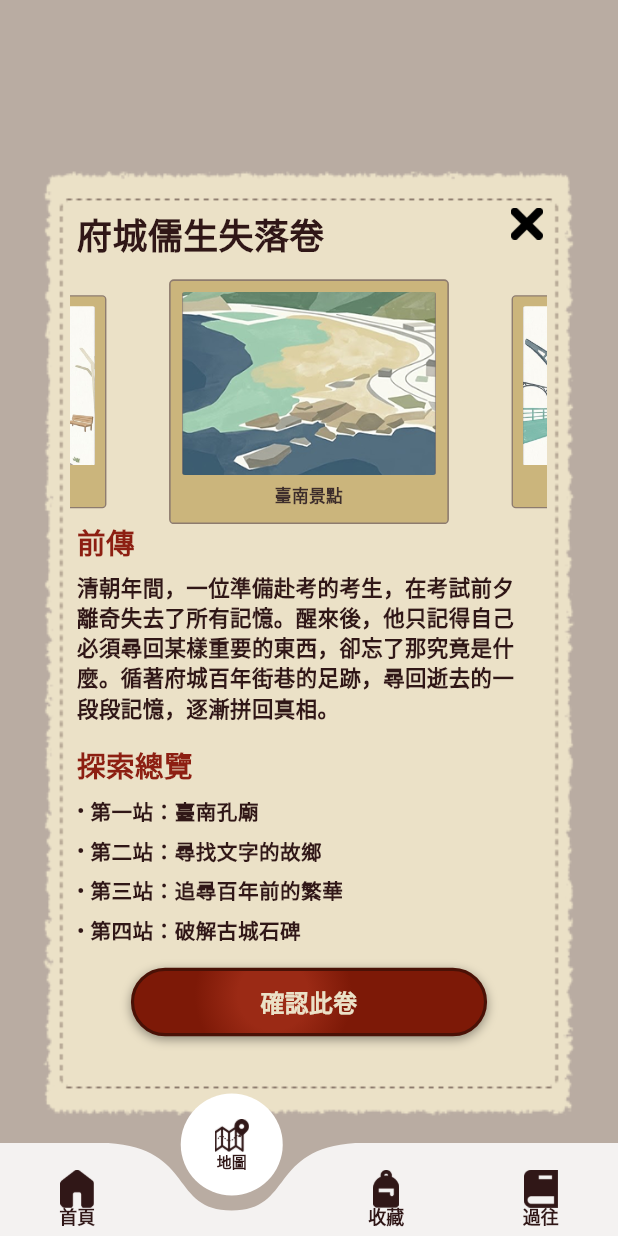
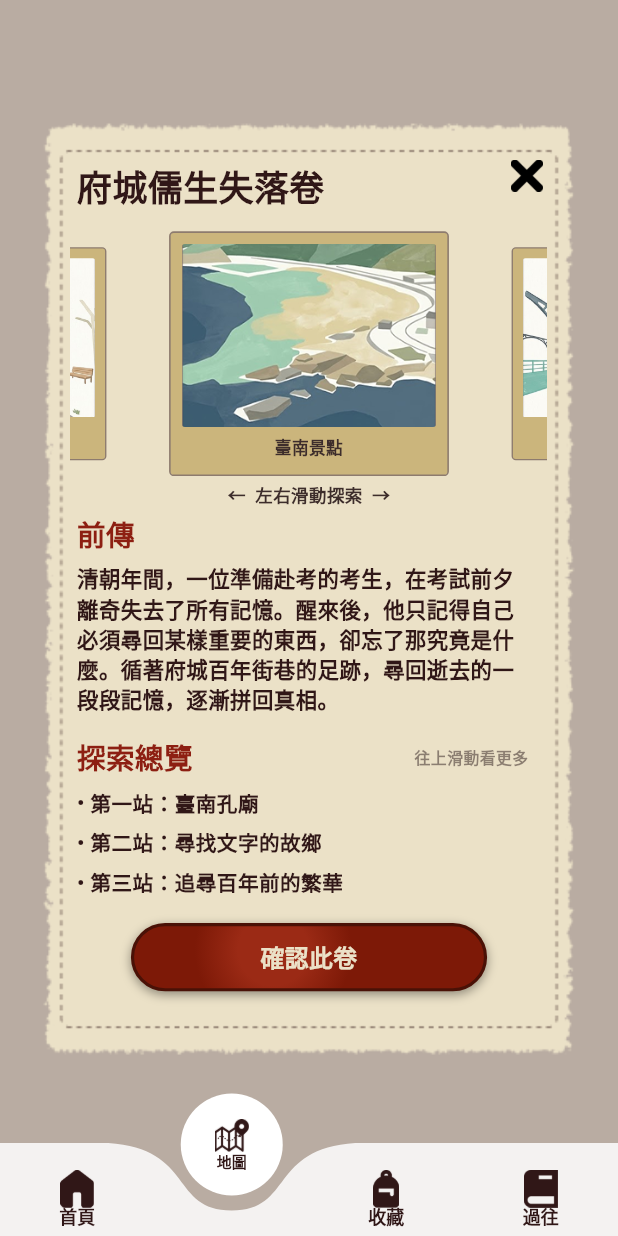
Before and after one commit to 1111034009/PlayTaiwan-front, a Flutter app: the ScriptDetailPage screen opened directly, on a phone screen of 412 x 824 dp. Run offline on Flutter 3.47's test engine with Material 3 defaults, Android fonts, the phone set to English and light mode, and no system bars; drawn by our look-alikes of curved_navigation_bar, flutter_carousel_widget; our stand-ins replace google_fonts; Roboto replaces fonts that are missing (Kaisei Haruno Umi, KaiseiHarunoUmi).

Commit message:
其餘畫面調整 bug修正

```diff
--- a/lib/block/story_task_popup.dart
+++ b/lib/block/story_task_popup.dart
@@ -150,7 +150,7 @@ class StoryTaskPopup extends StatelessWidget {
               ),
             ),
 
-            const SizedBox(height: 10),
+            const SizedBox(height: 30),
           ],
         ),
       ),
--- a/lib/pages/choose_script_page.dart
+++ b/lib/pages/choose_script_page.dart
@@ -134,7 +134,7 @@ class _ChooseScriptPageState extends State<ChooseScriptPage> {
                                 padding: const EdgeInsets.only(
                                   left: 15,
                                   right: 15,
-                                  top: 30,
+                                  top: 50,
                                   bottom: 75,
                                 ),
                                 children: [
--- a/lib/pages/script_detail_page.dart
+++ b/lib/pages/script_detail_page.dart
@@ -7,10 +7,6 @@ import '../core/app_colors.dart';
 import '../block/navigationbar.dart';
 import 'choose_script_page.dart';
 import 'story_play_page.dart';
-
-// ============================================================
-// 頁面配色
-// ============================================================
 
 const Color _pageColor = AppColors.background;
 const Color _darkBrown = AppColors.darkBrown;
@@ -25,10 +21,6 @@ const Color _buttonOuter = AppColors.primary;
 
 const Color _sectionRed = AppColors.primaryAccent;
 
-// ============================================================
-// 劇本詳細頁
-// ============================================================
-
 class ScriptDetailPage extends StatefulWidget {
   final String title;
 
@@ -39,11 +31,9 @@ class ScriptDetailPage extends StatefulWidget {
 }
 
 class _ScriptDetailPageState extends State<ScriptDetailPage> {
-  // 固定設計畫布尺寸
   static const double designWidth = 360;
   static const double designHeight = 640;
 
-  // 整體內容稍微放大
   static const double contentScale = 1.06;
 
   int currentIndex = 1;
@@ -51,7 +41,6 @@ class _ScriptDetailPageState extends State<ScriptDetailPage> {
   bool buttonHovering = false;
   bool buttonPressing = false;
 
-  // 圖片輪播素材
   static const List<String> photoAssets = [
     'img/home_trip.png',
     'img/home_gogo.png',
@@ -62,7 +51,6 @@ class _ScriptDetailPageState extends State<ScriptDetailPage> {
   void initState() {
     super.initState();
 
-    // 設定系統狀態列與底部系統導覽列顏色
     SystemChrome.setSystemUIOverlayStyle(
       const SystemUiOverlayStyle(
         statusBarColor: _pageColor,
@@ -74,7 +62,6 @@ class _ScriptDetailPageState extends State<ScriptDetailPage> {
     );
   }
 
-  // 統一使用 Kaisei Haruno Umi 字體
   TextStyle kaisei({
     double size = 16,
     FontWeight weight = FontWeight.w400,
@@ -87,7 +74,6 @@ class _ScriptDetailPageState extends State<ScriptDetailPage> {
     );
   }
 
-  // 返回劇本選擇頁
   void backToChooseScript() {
     Navigator.pushReplacement(
       context,
@@ -108,10 +94,9 @@ class _ScriptDetailPageState extends State<ScriptDetailPage> {
       backgroundColor: _pageColor,
       extendBody: true,
 
-      // ========================================================
-      // 主內容區
-      // ========================================================
-      body: Center(
+      body: Transform.translate(
+        offset: const Offset(0, -32),
+        child: Center(
           child: FittedBox(
             fit: BoxFit.contain,
             alignment: Alignment.center,
@@ -119,7 +104,6 @@ class _ScriptDetailPageState extends State<ScriptDetailPage> {
               width: designWidth,
               height: designHeight,
               child: Transform.scale(
-              // 整個劇本區塊以中心點放大，保持水平與垂直置中
                 scale: contentScale,
                 alignment: Alignment.center,
                 child: SizedBox(
@@ -128,28 +112,19 @@ class _ScriptDetailPageState extends State<ScriptDetailPage> {
                   child: Stack(
                     clipBehavior: Clip.none,
                     children: [
-                    // ==================================================
-                    // 頁面背景
-                    // ==================================================
                       Positioned.fill(child: Container(color: _pageColor)),
 
-                    // ==================================================
-                    // 長紙張背景
-                    // ==================================================
                       Positioned(
                         left: 12,
                         top: 37,
                         width: 336,
-                      height: 598,
+                        height: 590,
                         child: Image.asset(
                           'img/long_papper.png',
                           fit: BoxFit.fill,
                         ),
                       ),
 
-                    // ==================================================
-                    // 劇本標題
-                    // ==================================================
                       Positioned(
                         left: 34,
                         right: 82,
@@ -166,18 +141,12 @@ class _ScriptDetailPageState extends State<ScriptDetailPage> {
                         ),
                       ),
 
-                    // ==================================================
-                    // 右上角關閉按鈕
-                    // ==================================================
                       Positioned(
                         right: 28,
                         top: 57,
                         child: _CloseButton(onTap: backToChooseScript),
                       ),
 
-                    // ==================================================
-                    // 圖片輪播
-                    // ==================================================
                       Positioned(
                         left: 30,
                         top: 107,
@@ -204,26 +173,36 @@ class _ScriptDetailPageState extends State<ScriptDetailPage> {
                           }).toList(),
                         ),
                       ),
-
-                    // ==================================================
-                    // 劇本內容區
-                    // ==================================================
+                      Positioned(
+                        left: 0,
+                        right: 0,
+                        top: 265,
+                        child: Text(
+                          '←  左右滑動探索  →',
+                          textAlign: TextAlign.center,
+                          style: kaisei(
+                            size: 11,
+                            weight: FontWeight.w700,
+                            color: _darkBrown,
+                          ),
+                        ),
+                      ),
                       Positioned(
                         left: 34,
                         right: 34,
-                      top: 260,
+                        top: 285,
                         bottom: 112,
                         child: ScrollConfiguration(
                           behavior: const _NoScrollbarScrollBehavior(),
                           child: SingleChildScrollView(
                             physics: const BouncingScrollPhysics(),
-                          padding: const EdgeInsets.only(right: 8, bottom: 14),
+                            padding: const EdgeInsets.only(
+                              right: 8,
+                              bottom: 14,
+                            ),
                             child: Column(
                               crossAxisAlignment: CrossAxisAlignment.start,
                               children: [
-                              // ==================================================
-                              // 前傳
-                              // ==================================================
                                 Text(
                                   '前傳',
                                   style: kaisei(
@@ -246,9 +225,8 @@ class _ScriptDetailPageState extends State<ScriptDetailPage> {
 
                                 const SizedBox(height: 14),
 
-                              // ==================================================
-                              // 探索總覽
-                              // ==================================================
+                                Row(
+                                  children: [
                                     Text(
                                       '探索總覽',
                                       style: kaisei(
@@ -257,66 +235,58 @@ class _ScriptDetailPageState extends State<ScriptDetailPage> {
                                         color: _sectionRed,
                                       ),
                                     ),
+                                    const Spacer(),
+                                    Text(
+                                      '往上滑動看更多',
+                                      textAlign: TextAlign.center,
+                                      style: kaisei(
+                                        size: 10,
+                                        weight: FontWeight.w700,
+                                        color: _darkBrown.withValues(
+                                          alpha: 0.55,
+                                        ),
+                                      ),
+                                    ),
+                                  ],
+                                ),
 
                                 const SizedBox(height: 6),
-
-                              // ==================================================
-                              // 第一站
-                              // ==================================================
                                 _ChapterItem(
                                   number: '第一站',
                                   title: '臺南孔廟',
                                   kaisei: kaisei,
                                 ),
 
-                              // ==================================================
-                              // 第二站
-                              // ==================================================
                                 _ChapterItem(
                                   number: '第二站',
                                   title: '尋找文字的故鄉',
                                   kaisei: kaisei,
                                 ),
 
-                              // ==================================================
-                              // 第三站
-                              // ==================================================
                                 _ChapterItem(
                                   number: '第三站',
                                   title: '追尋百年前的繁華',
                                   kaisei: kaisei,
                                 ),
 
-                              // ==================================================
-                              // 第四站
-                              // ==================================================
                                 _ChapterItem(
                                   number: '第四站',
                                   title: '破解古城石碑',
                                   kaisei: kaisei,
                                 ),
 
-                              // ==================================================
-                              // 第五站
-                              // ==================================================
                                 _ChapterItem(
                                   number: '第五站',
                                   title: '尋找失落記憶',
                                   kaisei: kaisei,
                                 ),
 
-                              // ==================================================
-                              // 第六站
-                              // ==================================================
                                 _ChapterItem(
                                   number: '第六站',
                                   title: '解開最後謎題',
                                   kaisei: kaisei,
                                 ),
 
-                              // ==================================================
-                              // 第七站
-                              // ==================================================
                                 _ChapterItem(
                                   number: '第七站',
                                   title: '回到故事最初的地方',
@@ -330,48 +300,37 @@ class _ScriptDetailPageState extends State<ScriptDetailPage> {
                         ),
                       ),
 
-                    // ==================================================
-                    // 底部確認按鈕
-                    // ==================================================
                       Positioned(
                         left: 0,
                         right: 0,
-                      bottom: 57,
+                        bottom: 55,
                         child: Center(
                           child: _ConfirmButton(
                             text: '確認此卷',
                             hovering: buttonHovering,
                             pressing: buttonPressing,
 
-                          // 滑鼠移入
                             onHoverEnter: () {
                               setState(() {
                                 buttonHovering = true;
                               });
                             },
-
-                          // 滑鼠移出
                             onHoverExit: () {
                               setState(() {
                                 buttonHovering = false;
                               });
                             },
-
-                          // 按下按鈕
                             onPress: () {
                               setState(() {
                                 buttonPressing = true;
                               });
                             },
 
-                          // 放開按鈕
                             onRelease: () {
                               setState(() {
                                 buttonPressing = false;
                               });
                             },
-
-                          // 點擊確認
                             onTap: confirmScript,
                             kaisei: kaisei,
                           ),
@@ -384,18 +343,12 @@ class _ScriptDetailPageState extends State<ScriptDetailPage> {
             ),
           ),
         ),
+      ),
 
-      // ============================================================
-      // 底部導覽列
-      // ============================================================
       bottomNavigationBar: AppNavigationBar(currentIndex: currentIndex),
     );
   }
 }
-
-// ============================================================
-// 圖片卡片
-// ============================================================
 
 class _PolaroidPhoto extends StatelessWidget {
   final String assetPath;
@@ -418,7 +371,6 @@ class _PolaroidPhoto extends StatelessWidget {
       ),
       child: Column(
         children: [
-          // 圖片
           Expanded(
             child: ClipRRect(
               borderRadius: BorderRadius.circular(2),
@@ -433,7 +385,6 @@ class _PolaroidPhoto extends StatelessWidget {
 
           const SizedBox(height: 5),
 
-          // 圖片名稱
           Text(
             '臺南景點',
             textAlign: TextAlign.center,
@@ -448,10 +399,6 @@ class _PolaroidPhoto extends StatelessWidget {
     );
   }
 }
-
-// ============================================================
-// 探索章節項目
-// ============================================================
 
 class _ChapterItem extends StatelessWidget {
   final String number;
@@ -473,19 +420,16 @@ class _ChapterItem extends StatelessWidget {
       child: Row(
         crossAxisAlignment: CrossAxisAlignment.start,
         children: [
-          // 項目符號
           Text(
             '• ',
             style: kaisei(size: 13, weight: FontWeight.w700, color: _darkText),
           ),
 
-          // 站點編號
           Text(
             '$number：',
             style: kaisei(size: 13, weight: FontWeight.w700, color: _darkText),
           ),
 
-          // 站點名稱
           Expanded(
             child: Text(
               title,
@@ -502,10 +446,6 @@ class _ChapterItem extends StatelessWidget {
   }
 }
 
-// ============================================================
-// 右上角關閉按鈕
-// ============================================================
-
 class _CloseButton extends StatefulWidget {
   final VoidCallback onTap;
 
@@ -521,7 +461,6 @@ class _CloseButtonState extends State<_CloseButton> {
 
   @override
   Widget build(BuildContext context) {
-    // 控制滑鼠移入與按下時的縮放效果
     final double scale = pressing
         ? 0.90
         : hovering
@@ -529,15 +468,12 @@ class _CloseButtonState extends State<_CloseButton> {
         : 1.0;
 
     return MouseRegion(
-
-      // 滑鼠移入
       onEnter: (_) {
         setState(() {
           hovering = true;
         });
       },
 
-      // 滑鼠移出
       onExit: (_) {
         setState(() {
           hovering = false;
@@ -545,24 +481,20 @@ class _CloseButtonState extends State<_CloseButton> {
       },
 
       child: GestureDetector(
-        // 點擊關閉
         onTap: widget.onTap,
 
-        // 按下
         onTapDown: (_) {
           setState(() {
             pressing = true;
           });
         },
 
-        // 放開
         onTapUp: (_) {
           setState(() {
             pressing = false;
           });
         },
 
-        // 取消按壓
         onTapCancel: () {
           setState(() {
             pressing = false;
@@ -574,7 +506,6 @@ class _CloseButtonState extends State<_CloseButton> {
           duration: const Duration(milliseconds: 150),
           curve: Curves.easeOutBack,
           child: SizedBox(
-            // 增加實際點擊範圍
             width: 30,
             height: 30,
             child: Center(
@@ -591,10 +522,6 @@ class _CloseButtonState extends State<_CloseButton> {
     );
   }
 }
-
-// ============================================================
-// 確認按鈕
-// ============================================================
 
 class _ConfirmButton extends StatelessWidget {
   final String text;
@@ -627,7 +554,6 @@ class _ConfirmButton extends StatelessWidget {
 
   @override
   Widget build(BuildContext context) {
-    // 控制滑鼠移入與按下時的縮放效果
     final double scale = pressing
         ? 0.96
         : hovering
@@ -635,32 +561,25 @@ class _ConfirmButton extends StatelessWidget {
         : 1.0;
 
     return MouseRegion(
-
-      // 滑鼠移入
       onEnter: (_) {
         onHoverEnter();
       },
 
-      // 滑鼠移出
       onExit: (_) {
         onHoverExit();
       },
 
       child: GestureDetector(
-        // 點擊確認
         onTap: onTap,
 
-        // 按下
         onTapDown: (_) {
           onPress();
         },
 
-        // 放開
         onTapUp: (_) {
           onRelease();
         },
 
-        // 取消按壓
         onTapCancel: () {
           onRelease();
         },
@@ -706,10 +625,6 @@ class _ConfirmButton extends StatelessWidget {
   }
 }
 
-// ============================================================
-// 關閉 ScrollView 的預設 Scrollbar 與 Overscroll 效果
-// ============================================================
-
 class _NoScrollbarScrollBehavior extends ScrollBehavior {
   const _NoScrollbarScrollBehavior();
 
```
Also changed, not shown: lib/pages/collection_page.dart (+6 -1 lines), lib/pages/past_detail_page.dart (+16 -4 lines), lib/pages/past_media_page.dart (+31 -12 lines), lib/pages/story_end_page.dart (+11 -10 lines), lib/pages/story_play_page.dart (+14 -7 lines), lib/pages/story_question_page.dart (+6 -7 lines), lib/pages/travel_info_page.dart (+4 -5 lines). Lines whose indentation alone changed are shown as unchanged.
